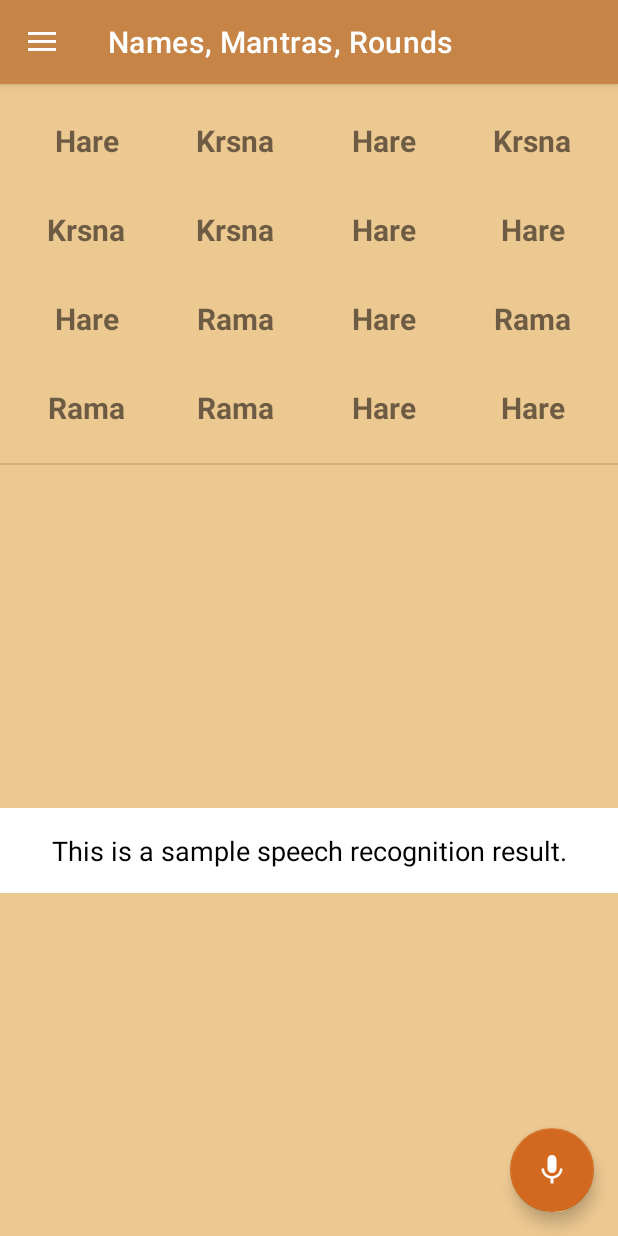
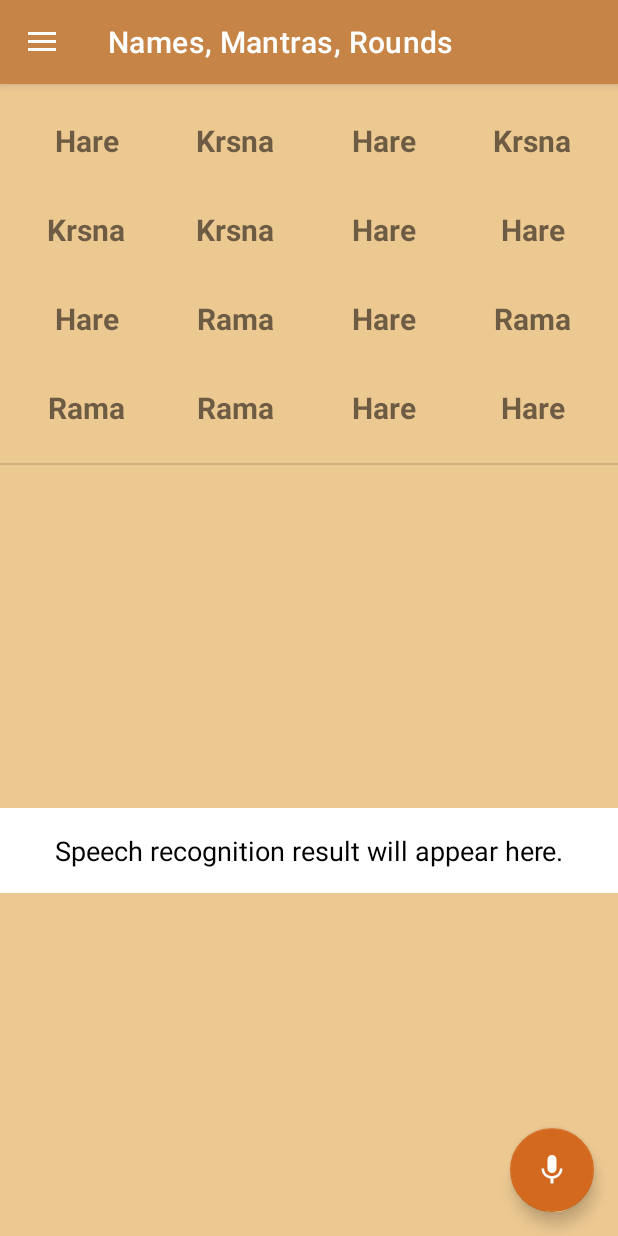
Before and after one commit to Swicegood/hare-krishna-mantra-practice, an Android app: the screen it shows after launch (MainActivity), on a phone screen of 412 x 824 dp. Run offline under Robolectric (Android 15) with nearby library versions, the phone set to English and light mode, and no system bars; our stand-ins replace navigation-ui.

Commit message:
add result area

```diff
--- a/app/src/main/java/com/iskcon/harekrishnamantrapractice/SpeechResultFragment.kt
+++ b/app/src/main/java/com/iskcon/harekrishnamantrapractice/SpeechResultFragment.kt
@@ -24,7 +24,7 @@ class SpeechResultFragment : Fragment() {
         super.onViewCreated(view, savedInstanceState)
 
         // Example: Setting speech recognition result to TextView
-        val speechRecognitionResult = "This is a sample speech recognition result."
+        val speechRecognitionResult = "Speech recognition result will appear here."
         binding.speechResultTextView.text = speechRecognitionResult
     }
 
```
